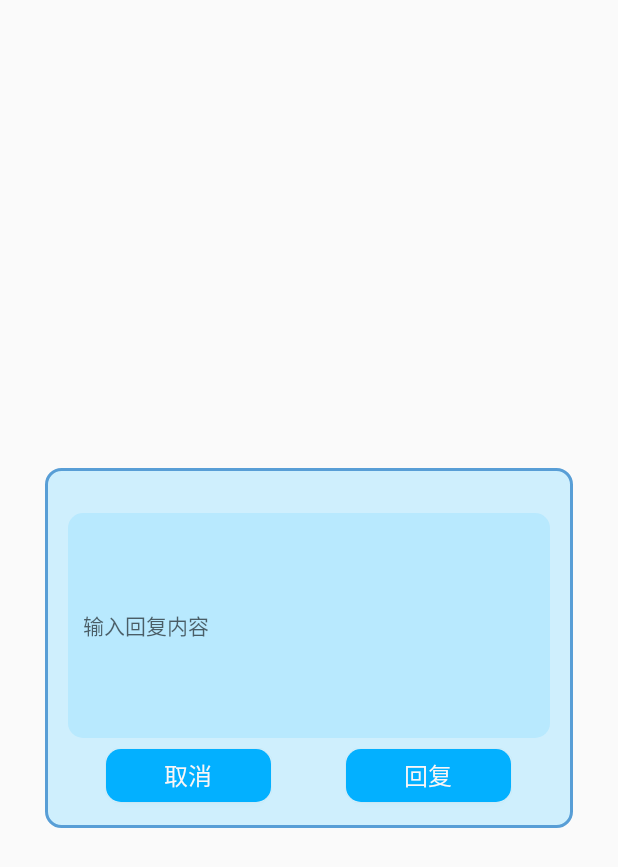
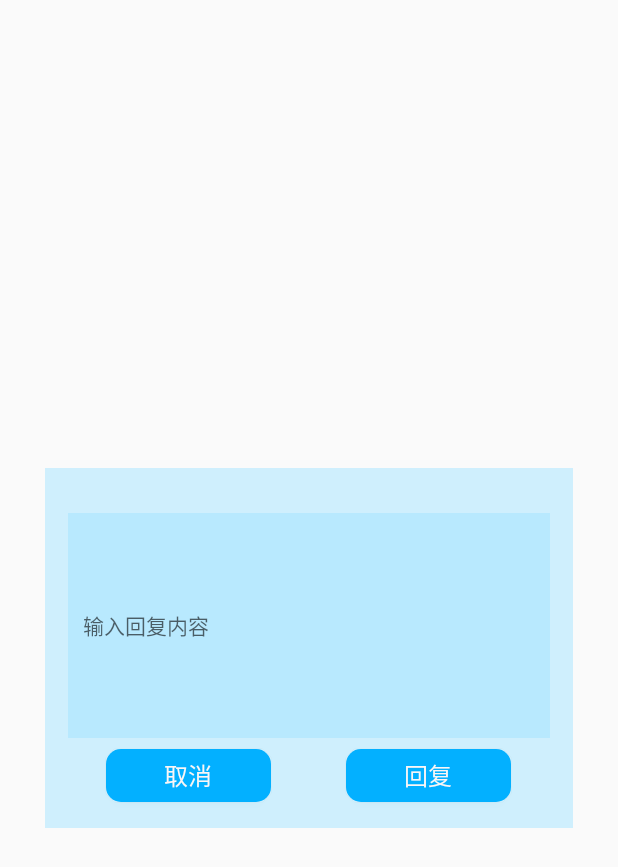
Before and after one commit to cytcytcyt/cyt_as_project, an Android app: the layout activity_answer_chief.xml on its own in the app's theme, with its tools: preview values and no code run, on a phone screen of 412 x 824 dp. Shown: the top 867 px of the screen. Run offline under Robolectric (Android 15) with nearby library versions, the phone set to English and light mode, and no system bars.

Commit message:
修复回复只有一条的bug 修改一个颜色

```diff
--- a/app/src/main/java/com/example/discuss/AnswerDialog.java
+++ b/app/src/main/java/com/example/discuss/AnswerDialog.java
@@ -1,6 +1,8 @@
 package com.example.discuss;
 
 import android.content.Context;
+import android.graphics.Color;
+import android.graphics.drawable.ColorDrawable;
 import android.view.Gravity;
 import android.view.View;
 import android.view.Window;
@@ -25,8 +27,10 @@ public class AnswerDialog extends android.app.Dialog implements android.view.Vie
     public AnswerDialog(@NonNull Context context,LeaveMyDialogListener listener) {
         super(context);
         setContentView(R.layout.activity_answer_chief);
+        Window window = this.getWindow();
+        window.setBackgroundDrawable(new ColorDrawable(Color.TRANSPARENT));
+        //window.getDecorView().setBackgroundResource(android.R.color.transparent);
         this.listener=listener;
-        Window window = getWindow();
         WindowManager.LayoutParams params = window.getAttributes();
         params.gravity = Gravity.CENTER;
         window.setAttributes(params);
--- a/app/src/main/java/com/example/discuss/chiefActivity.java
+++ b/app/src/main/java/com/example/discuss/chiefActivity.java
@@ -3,6 +3,8 @@ package com.example.discuss;
 import android.content.ContentValues;
 import android.database.Cursor;
 import android.database.sqlite.SQLiteDatabase;
+import android.graphics.Color;
+import android.graphics.drawable.ColorDrawable;
 import android.text.Editable;
 import android.text.TextWatcher;
 import android.util.Base64;
@@ -11,6 +13,7 @@ import android.content.Intent;
 import android.os.Build;
 import android.os.Bundle;
 import android.view.View;
+import android.view.Window;
 import android.widget.AdapterView;
 import android.widget.Button;
 import android.widget.EditText;
--- a/app/src/main/res/layout/activity_answer_chief.xml
+++ b/app/src/main/res/layout/activity_answer_chief.xml
@@ -2,29 +2,30 @@
 <LinearLayout xmlns:android="http://schemas.android.com/apk/res/android"
     android:layout_width="match_parent"
     android:layout_height="match_parent"
+    android:background="#00FFFFFF"
+    android:gravity="center"
     android:orientation="horizontal"
-    android:gravity="center" >
-
+    android:visibility="visible">
 
 
     <LinearLayout
         android:layout_width="match_parent"
         android:layout_height="240dp"
         android:layout_marginLeft="30dp"
+        android:layout_marginTop="20dp"
         android:layout_marginRight="30dp"
-            android:layout_marginTop="20dp"
-            android:background="@drawable/dialog"
+        android:background="#CFEFFD"
         android:gravity="center_horizontal"
         android:orientation="vertical"
         android:paddingLeft="15dp"
-            android:paddingRight="15dp" >
+        android:paddingRight="15dp">
 
         <EditText
             android:id="@+id/et_answer"
             android:layout_width="match_parent"
             android:layout_height="150dp"
             android:layout_marginTop="30dp"
-                android:background="@drawable/discussinput"
+            android:background="#B8E9FE"
             android:gravity="center_vertical"
             android:hint="输入回复内容"
             android:paddingLeft="10dp"
@@ -37,34 +38,33 @@
             android:layout_height="wrap_content"
             android:gravity="center"
             android:orientation="horizontal">
+
             <Button
                 android:id="@+id/publish_cancel"
                 android:layout_width="110dp"
                 android:layout_height="35dp"
+                android:layout_marginTop="15dp"
                 android:layout_marginBottom="20dp"
-                android:layout_marginTop="15dp"
                 android:background="@drawable/corner"
                 android:gravity="center"
                 android:text="取消"
                 android:textColor="#FAF6F6"
-                android:textSize="16sp" >
-            </Button>
+                android:textSize="16sp"></Button>
+
             <Button
                 android:id="@+id/publish_answer"
                 android:layout_width="110dp"
                 android:layout_height="35dp"
                 android:layout_marginLeft="50dp"
+                android:layout_marginTop="15dp"
                 android:layout_marginBottom="20dp"
-                android:layout_marginTop="15dp"
                 android:background="@drawable/corner"
                 android:gravity="center"
                 android:text="回复"
                 android:textColor="#FAF6F6"
-                android:textSize="16sp" >
-            </Button>
+                android:textSize="16sp"></Button>
         </LinearLayout>
     </LinearLayout>
 
 
-
 </LinearLayout>
```
Lines whose indentation alone changed are shown as unchanged.
